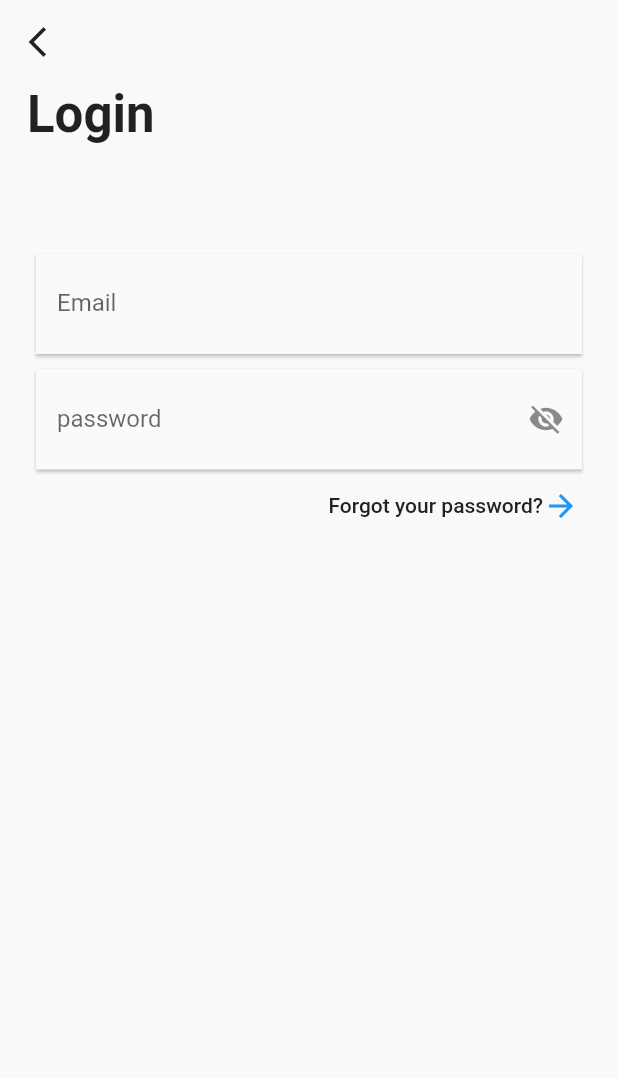
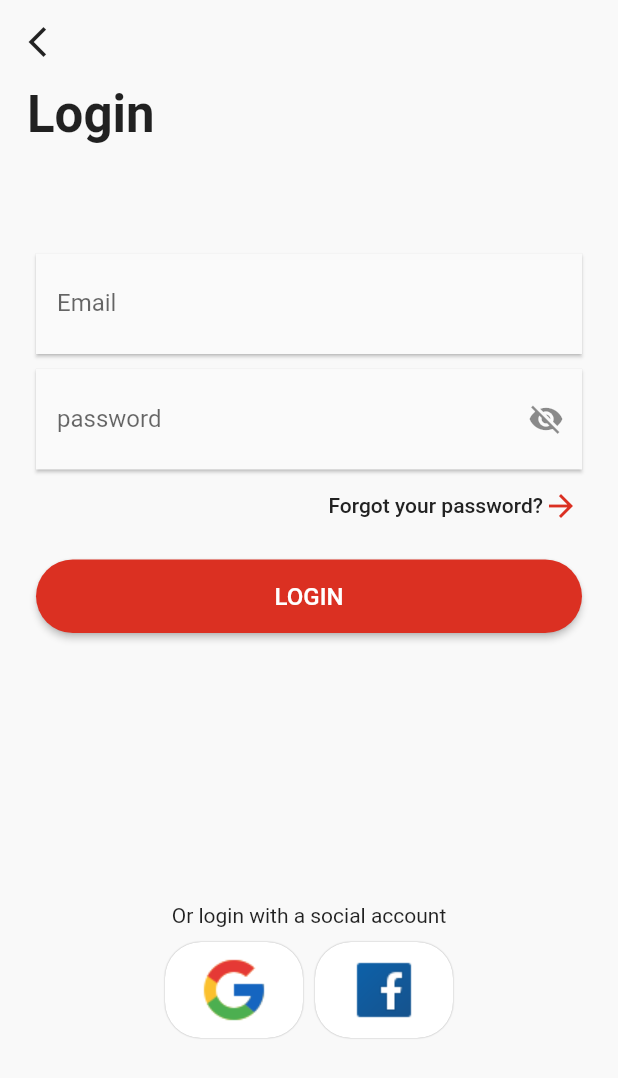
Before and after one commit to m67uzair/e-commerce-flutter, a Flutter app: the screen it shows after launch, on a phone screen of 412 x 824 dp. Shown: the top 1078 px of the screen. Run offline on Flutter 3.47's test engine with Material 2 defaults, Android fonts, the phone set to English and light mode, and no system bars; our stand-ins replace font_awesome_flutter, google_fonts.

Commit message:
login screen done

```diff
--- a/lib/views/login_screen.dart
+++ b/lib/views/login_screen.dart
@@ -1,4 +1,6 @@
 import 'package:flutter/material.dart';
+import 'package:font_awesome_flutter/font_awesome_flutter.dart';
+import 'package:google_fonts/google_fonts.dart';
 
 class LoginScreen extends StatefulWidget {
   const LoginScreen({Key? key}) : super(key: key);
@@ -25,12 +27,12 @@ class _LoginScreenState extends State<LoginScreen> {
               padding: const EdgeInsets.symmetric(horizontal: 18),
               child: Column(
                 children: [
-                  const Align(
+                  Align(
                     alignment: Alignment.centerLeft,
-                    child: Text(
-                      "Login",
-                      style: TextStyle(fontWeight: FontWeight.bold, fontSize: 34),
-                    ),
+                    child: Text("Login",
+                        style: GoogleFonts.roboto(
+                          textStyle: const TextStyle(fontWeight: FontWeight.bold, fontSize: 34),
+                        )),
                   ),
                   const SizedBox(height: 73),
                   Padding(
@@ -77,10 +79,59 @@ class _LoginScreenState extends State<LoginScreen> {
                             "Forgot your password?",
                             style: TextStyle(color: Color(0xff222222)),
                           ),
-                          Icon(Icons.arrow_forward_sharp)
+                          Icon(
+                            Icons.arrow_forward_sharp,
+                            color: Color(0xffDB3022),
+                          )
                         ],
                       ),
                     ),
+                  ),
+                  const SizedBox(height: 12),
+                  SizedBox(
+                    width: double.infinity,
+                    child: Padding(
+                      padding: const EdgeInsets.symmetric(horizontal: 6),
+                      child: ElevatedButton(
+                        style: ButtonStyle(
+                            backgroundColor: const MaterialStatePropertyAll(Color(0xffDB3022)),
+                            padding: const MaterialStatePropertyAll(EdgeInsets.symmetric(vertical: 15)),
+                            shape: MaterialStatePropertyAll(
+                                RoundedRectangleBorder(borderRadius: BorderRadius.circular(26)))),
+                        onPressed: () {},
+                        child: const Text(
+                          "LOGIN",
+                          style: TextStyle(fontSize: 16),
+                        ),
+                      ),
+                    ),
+                  ),
+                  const SizedBox(height: 180),
+                  const Text("Or login with a social account"),
+                  const SizedBox(height: 10),
+                  Row(
+                    mainAxisSize: MainAxisSize.min,
+                    children: [
+                      Container(
+                        height: 64,
+                        width: 92,
+                        decoration: BoxDecoration(
+                            color: Colors.white,
+                            borderRadius: BorderRadius.circular(24),
+                            boxShadow: const [BoxShadow(color: Colors.grey, blurRadius: 0.1)]),
+                        child: Image.asset('assets/images/google.png'),
+                      ),
+                      const SizedBox(width: 8),
+                      Container(
+                        height: 64,
+                        width: 92,
+                        decoration: BoxDecoration(
+                            color: Colors.white,
+                            borderRadius: BorderRadius.circular(24),
+                            boxShadow: const [BoxShadow(color: Colors.grey, blurRadius: 0.1)]),
+                        child: Image.asset('assets/images/facebook.png'),
+                      )
+                    ],
                   )
                 ],
               ),
```
Also changed, not shown: pubspec.yaml (+5 -20 lines), assets/images/facebook.png (added), assets/images/google.png (added), pubspec.lock.
